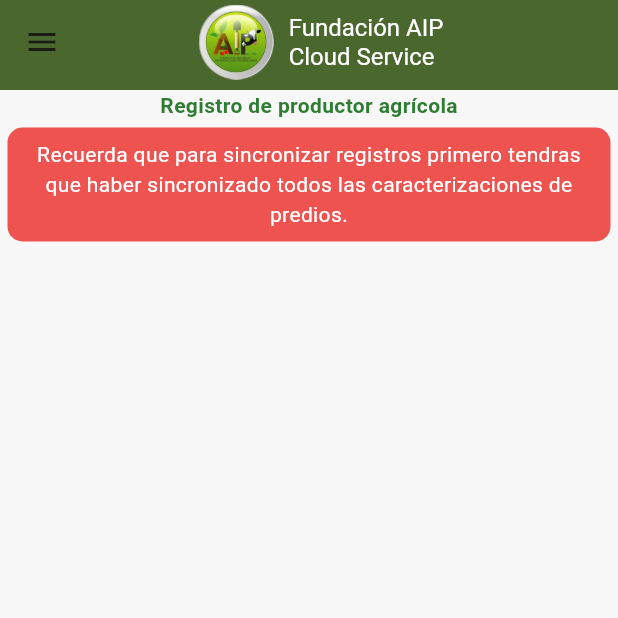
After one commit to motrov91/fundacion_aip_mobile_flt, a Flutter app: the AgriculturalRegistryList screen opened by its route, on a phone screen of 412 x 824 dp, the top half of it. The commit adds this screen. Run offline on Flutter 3.47's test engine with Material 3 defaults, Android fonts, the phone set to English and light mode, and no system bars; our stand-ins replace animate_do, connectivity_plus, dio, flutter_dotenv, flutter_secure_storage, go_router and 5 more; accounts and stored records are empty; generated files the repository leaves out were written again; project files that could hold a hidden picture were left out.

Commit message:
Primera version de la app con caracterizacion y registro agricola

```diff
--- a/lib/config/menu/menu_items.dart
+++ b/lib/config/menu/menu_items.dart
@@ -1,38 +1,27 @@
-
 import 'package:flutter/material.dart';
 
-class MenuItem{
+class MenuItem {
   final String title;
   final String link;
   final IconData icon;
 
-  const MenuItem({
-    required this.title,
-    required this.link,
-    required this.icon
-  });
+  const MenuItem({required this.title, required this.link, required this.icon});
 }
 
 const appMenuItems = <MenuItem>[
+  MenuItem(title: "Mis predios", link: '/', icon: Icons.account_box_outlined),
   MenuItem(
-    title: "Mis predios",
-    link: '/',
-    icon: Icons.account_box_outlined
-  ),
+      title: "Predios sin sincronizar",
+      link: '/synchronization_pending',
+      icon: Icons.upload_outlined),
   MenuItem(
-    title: "Predios sin sincronizar",
-    link: '/synchronization_pending',
-    icon: Icons.upload_outlined
-  ),
+      title: "Registros de productor agricola",
+      link: '/agricultural_registry_list',
+      icon: Icons.list_alt_outlined),
   MenuItem(
-    title: "Caracterizar predio",
-    link: '/create_farm',
-    icon: Icons.badge_outlined
-  ),
+      title: "Caracterizar predio",
+      link: '/create_farm',
+      icon: Icons.badge_outlined),
   MenuItem(
-    title: "Info del proyecto",
-    link: '/buttons',
-    icon: Icons.info_outline
-  ),
-
+      title: "Info del proyecto", link: '/buttons', icon: Icons.info_outline),
 ];
--- a/lib/config/router/app_router.dart
+++ b/lib/config/router/app_router.dart
@@ -1,5 +1,5 @@
-
 import 'package:fundacion_aip_mobile/features/auth/presentation/screens/checking_auth_screen.dart';
+import 'package:fundacion_aip_mobile/features/farm/presentation/screens/Agricultural_registry_list.dart';
 import 'package:fundacion_aip_mobile/features/farm/presentation/screens/agricultural_registry_screen.dart';
 import 'package:fundacion_aip_mobile/features/farm/presentation/screens/create_farm_screen.dart';
 import 'package:fundacion_aip_mobile/features/farm/presentation/screens/edit_farm_screen.dart';
@@ -45,30 +45,31 @@ final appRouter = GoRouter(
     GoRoute(
         path: '/',
         name: Characterizationcreen.name,
-      builder: (context, state) => const Characterizationcreen()
-    ),
+        builder: (context, state) => const Characterizationcreen()),
 
     GoRoute(
         path: '/synchronization_pending',
         name: SincronizationPendingFarmScreen.name,
-      builder: (context, state) => SincronizationPendingFarmScreen()
-    ),
+        builder: (context, state) => SincronizationPendingFarmScreen()),
     //* Create farm
     GoRoute(
         path: '/create_farm',
         name: CreateFarmScreen.name,
-      builder: (context, state) =>  CreateFarmScreen()
-    ),
+        builder: (context, state) => CreateFarmScreen()),
     //* Edit farm
     GoRoute(
         path: '/edit_farm',
         name: EditFarmScreen.name,
-      builder: (context, state) =>  const EditFarmScreen()
-    ),
+        builder: (context, state) => const EditFarmScreen()),
+    //* Formulario de registro agricola
     GoRoute(
         path: '/agriculturalRegistry',
         name: AgriculturalRegistryScreen.name,
-      builder: (context, state) =>  const AgriculturalRegistryScreen()
-    ),
+        builder: (context, state) => const AgriculturalRegistryScreen()),
+    //* Listado de registro agricola sincronizados y por sincronizar
+    GoRoute(
+        path: '/agricultural_registry_list',
+        name: AgriculturalRegistryList.name,
+        builder: (context, state) => const AgriculturalRegistryList()),
   ],
 );
--- a/lib/features/farm/domain/datasources/farm_datasource.dart
+++ b/lib/features/farm/domain/datasources/farm_datasource.dart
@@ -1,8 +1,8 @@
-
+import 'package:fundacion_aip_mobile/features/farm/domain/entities/agricultural_registry.dart';
 import 'package:fundacion_aip_mobile/features/farm/domain/entities/farm.dart';
 
-abstract class FarmDatasource{
-
+abstract class FarmDatasource {
   Future<Farm?> createNewFarmInCloud(Farm farm);
+  Future<bool> createAgriculturalRegistryInCloud(AgriculturalRegistry registry);
   Future<List<Farm>?> getFarmsCharacterization(int userId, int projecId);
 }
--- a/lib/features/farm/domain/entities/agricultural_registry.dart
+++ b/lib/features/farm/domain/entities/agricultural_registry.dart
@@ -4,9 +4,8 @@ import 'farm.dart';
 
 part 'agricultural_registry.g.dart';
 
-
 @collection
-class AgriculturalRegistry{
+class AgriculturalRegistry {
   Id? isarIdAgricultural = Isar.autoIncrement;
 
   int? id_answerFormat;
@@ -105,10 +104,10 @@ class AgriculturalRegistry{
   String? comment45;
   int? userId;
   int? projectId;
+  int? predio;
 
   //Conexion a la tabla Farm
   final farmFK = IsarLink<Farm>();
-
 
   AgriculturalRegistry({
     this.id_answerFormat,
@@ -207,5 +206,6 @@ class AgriculturalRegistry{
       this.comment45,
       this.userId,
       this.projectId,
+      this.predio
   });
 }
--- a/lib/features/farm/domain/repositories/farm_Repository.dart
+++ b/lib/features/farm/domain/repositories/farm_Repository.dart
@@ -1,7 +1,8 @@
+import '../entities/agricultural_registry.dart';
 import '../entities/farm.dart';
 
-abstract class FarmRepository{
-
+abstract class FarmRepository {
   Future<Farm?> createNewFarmInCloud(Farm farm);
+  Future<bool> createAgriculturalRegistryInCloud(AgriculturalRegistry registry);
   Future<List<Farm>?> getFarmsCharacterization(int userId, int projectId);
 }
--- /dev/null
+++ b/lib/features/farm/presentation/screens/Agricultural_registry_list.dart
@@ -0,0 +1,56 @@
+import 'package:animate_do/animate_do.dart';
+import 'package:flutter/material.dart';
+import 'package:fundacion_aip_mobile/features/shared/shared.dart';
+
+class AgriculturalRegistryList extends StatelessWidget {
+  static const String name = 'agricultural_registry_list';
+
+  const AgriculturalRegistryList({super.key});
+
+  @override
+  Widget build(BuildContext context) {
+    final scaffoldKey = GlobalKey<ScaffoldState>();
+
+    return Scaffold(
+      appBar: const CustomAppbar(),
+      drawer: SideMenu(scaffoldKey: scaffoldKey),
+      body: Column(
+        children: [
+          Align(
+            alignment: Alignment.center,
+            child: Text(
+              'Registro de productor agrícola',
+              style: TextStyle(
+                  color: Colors.green[800], fontWeight: FontWeight.bold),
+            ),
+          ),
+          Container(
+            margin: const EdgeInsets.all(5),
+            padding: const EdgeInsets.all(8),
+            decoration: BoxDecoration(
+                color: Colors.red[400],
+                borderRadius: BorderRadius.circular(10)),
+            child: const Text(
+              'Recuerda que para sincronizar registros primero tendras que haber sincronizado todos las caracterizaciones de predios.',
+              style: TextStyle(color: Colors.white),
+              textAlign: TextAlign.center,
+            ),
+          ),
+          //* Lista de registros
+          Expanded(
+            child: Container(
+              margin: const EdgeInsets.symmetric(horizontal: 10),
+              width: double.infinity,
+              child: ListView.builder(
+                  itemCount: 10,
+                  itemBuilder: (context, index) => FadeInRight(
+                      duration: const Duration(milliseconds: 500),
+                      delay: Duration(milliseconds: index * 300),
+                      child: Text(''))),
+            ),
+          ),
+        ],
+      ),
+    );
+  }
+}
```
Also changed, not shown: lib/features/farm/domain/datasources/local_agricultural_registry_datasource.dart (+4 -5 lines), lib/features/farm/domain/entities/farm.dart (+8 -9 lines), lib/features/farm/domain/repositories/local_agricultural_registry_repository.dart (+4 -3 lines), lib/features/farm/infrastructure/datasource/farm_datasource_impl.dart (+118 -0 lines), lib/features/farm/infrastructure/datasource/local_agricultural_registry_datasource_impl.dart (+26 -23 lines), lib/features/farm/infrastructure/datasource/local_storage_datasource_impl.dart (renamed from lib/features/farm/infrastructure/datasource/isar_datasource_impl.dart, +23 -8 lines), lib/features/farm/infrastructure/repositories/farm_repository_impl.dart (+9 -7 lines), lib/features/farm/infrastructure/repositories/local_agricultural_registry_repository_impl.dart (+6 -11 lines), lib/features/farm/presentation/providers/agricultural_registry_provider.dart (+41 -32 lines), lib/features/farm/presentation/providers/create_farm_provider.dart (+32 -38 lines), lib/features/farm/presentation/providers/farms_projects_provider.dart (+23 -3 lines), lib/features/farm/presentation/screens/agricultural_registry_screen.dart (+34 -28 lines), lib/features/farm/presentation/widgets/item_list.dart (+16 -9 lines), lib/main.dart (+27 -12 lines), 1 more files. Lines whose indentation alone changed are shown as unchanged.
